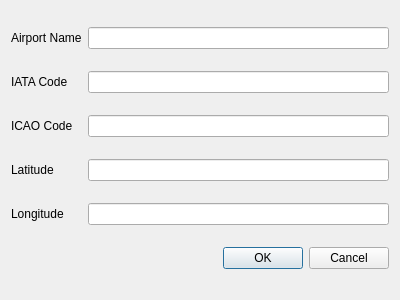
This is src/gui/dialogues/newairportdialog.ui in fiffty-50/openPilotLog as Qt 5 draws it before an edit. The edited form follows.
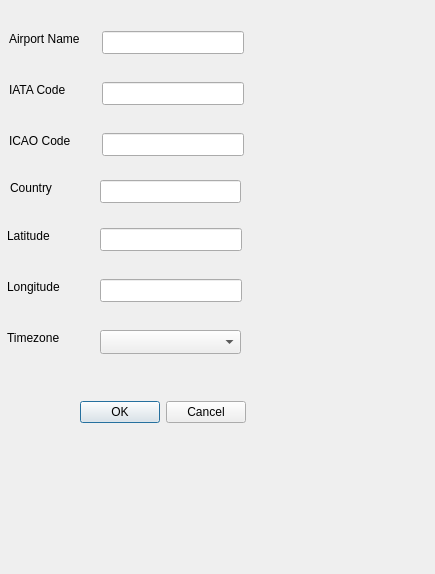
This is the edited form.

Diff of the .ui file:
```diff
--- a/src/gui/dialogues/newairportdialog.ui
+++ b/src/gui/dialogues/newairportdialog.ui
@@ -6,80 +6,193 @@
    <rect>
     <x>0</x>
     <y>0</y>
-    <width>400</width>
-    <height>300</height>
+    <width>435</width>
+    <height>574</height>
    </rect>
   </property>
   <property name="windowTitle">
    <string>Add New Airport</string>
   </property>
-  <layout class="QGridLayout" name="gridLayout">
-   <item row="0" column="0">
     <widget class="QLabel" name="nameLabel">
+   <property name="geometry">
+    <rect>
+     <x>9</x>
+     <y>31</y>
+     <width>87</width>
+     <height>16</height>
+    </rect>
+   </property>
      <property name="text">
       <string>Airport Name</string>
      </property>
     </widget>
-   </item>
-   <item row="0" column="1">
-    <widget class="QLineEdit" name="nameLineEdit"/>
-   </item>
-   <item row="1" column="0">
+  <widget class="QLineEdit" name="nameLineEdit">
+   <property name="geometry">
+    <rect>
+     <x>102</x>
+     <y>31</y>
+     <width>142</width>
+     <height>23</height>
+    </rect>
+   </property>
+  </widget>
     <widget class="QLabel" name="iataLabel">
+   <property name="geometry">
+    <rect>
+     <x>9</x>
+     <y>82</y>
+     <width>65</width>
+     <height>16</height>
+    </rect>
+   </property>
      <property name="text">
       <string>IATA Code</string>
      </property>
     </widget>
-   </item>
-   <item row="1" column="1">
     <widget class="QLineEdit" name="iataLineEdit">
+   <property name="geometry">
+    <rect>
+     <x>102</x>
+     <y>82</y>
+     <width>142</width>
+     <height>23</height>
+    </rect>
+   </property>
      <property name="maxLength">
       <number>3</number>
      </property>
     </widget>
-   </item>
-   <item row="2" column="0">
     <widget class="QLabel" name="icaoLabel">
+   <property name="geometry">
+    <rect>
+     <x>9</x>
+     <y>133</y>
+     <width>70</width>
+     <height>16</height>
+    </rect>
+   </property>
      <property name="text">
       <string>ICAO Code</string>
      </property>
     </widget>
-   </item>
-   <item row="2" column="1">
     <widget class="QLineEdit" name="icaoLineEdit">
+   <property name="geometry">
+    <rect>
+     <x>102</x>
+     <y>133</y>
+     <width>142</width>
+     <height>23</height>
+    </rect>
+   </property>
      <property name="maxLength">
       <number>4</number>
      </property>
     </widget>
-   </item>
-   <item row="3" column="0">
     <widget class="QLabel" name="latitudeLabel">
+   <property name="geometry">
+    <rect>
+     <x>7</x>
+     <y>228</y>
+     <width>54</width>
+     <height>16</height>
+    </rect>
+   </property>
      <property name="text">
       <string>Latitude</string>
      </property>
     </widget>
-   </item>
-   <item row="3" column="1">
-    <widget class="QLineEdit" name="latitudeLineEdit"/>
-   </item>
-   <item row="4" column="0">
+  <widget class="QLineEdit" name="latitudeLineEdit">
+   <property name="geometry">
+    <rect>
+     <x>100</x>
+     <y>228</y>
+     <width>142</width>
+     <height>23</height>
+    </rect>
+   </property>
+  </widget>
     <widget class="QLabel" name="longitudeLabel">
+   <property name="geometry">
+    <rect>
+     <x>7</x>
+     <y>279</y>
+     <width>65</width>
+     <height>16</height>
+    </rect>
+   </property>
      <property name="text">
       <string>Longitude</string>
      </property>
     </widget>
-   </item>
-   <item row="4" column="1">
-    <widget class="QLineEdit" name="longitudeLineEdit"/>
-   </item>
-   <item row="5" column="1">
+  <widget class="QLineEdit" name="longitudeLineEdit">
+   <property name="geometry">
+    <rect>
+     <x>100</x>
+     <y>279</y>
+     <width>142</width>
+     <height>23</height>
+    </rect>
+   </property>
+  </widget>
     <widget class="QDialogButtonBox" name="buttonBox">
+   <property name="geometry">
+    <rect>
+     <x>80</x>
+     <y>400</y>
+     <width>166</width>
+     <height>24</height>
+    </rect>
+   </property>
      <property name="standardButtons">
       <set>QDialogButtonBox::Cancel|QDialogButtonBox::Ok</set>
      </property>
     </widget>
-   </item>
-  </layout>
+  <widget class="QLabel" name="timezoneLabel">
+   <property name="geometry">
+    <rect>
+     <x>7</x>
+     <y>330</y>
+     <width>63</width>
+     <height>16</height>
+    </rect>
+   </property>
+   <property name="text">
+    <string>Timezone</string>
+   </property>
+  </widget>
+  <widget class="QComboBox" name="timeZoneComboBox">
+   <property name="geometry">
+    <rect>
+     <x>100</x>
+     <y>330</y>
+     <width>141</width>
+     <height>24</height>
+    </rect>
+   </property>
+  </widget>
+  <widget class="QLabel" name="countryLabel">
+   <property name="geometry">
+    <rect>
+     <x>10</x>
+     <y>180</y>
+     <width>62</width>
+     <height>16</height>
+    </rect>
+   </property>
+   <property name="text">
+    <string>Country</string>
+   </property>
+  </widget>
+  <widget class="QLineEdit" name="countryLineEdit">
+   <property name="geometry">
+    <rect>
+     <x>100</x>
+     <y>180</y>
+     <width>141</width>
+     <height>23</height>
+    </rect>
+   </property>
+  </widget>
  </widget>
  <resources/>
  <connections/>
```
Lines whose indentation alone changed are shown as unchanged.
